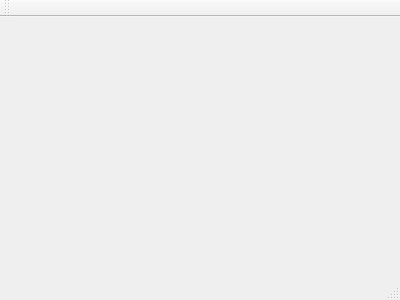
Above: forms/mainwindow.ui from TopModLab/Unfolding before the change. Below: the same form after it.
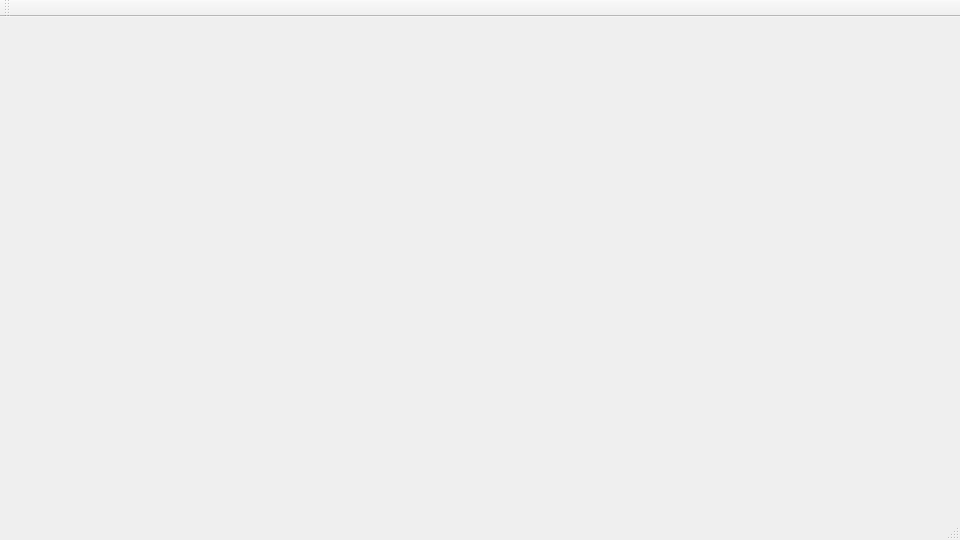
That is the form after the change.

Patch:
```diff
--- a/forms/mainwindow.ui
+++ b/forms/mainwindow.ui
@@ -6,8 +6,8 @@
    <rect>
     <x>0</x>
     <y>0</y>
-    <width>400</width>
-    <height>300</height>
+    <width>960</width>
+    <height>540</height>
    </rect>
   </property>
   <property name="windowTitle">
```
Left out of the diff: 2 changed lines with no effect on the pictures.
